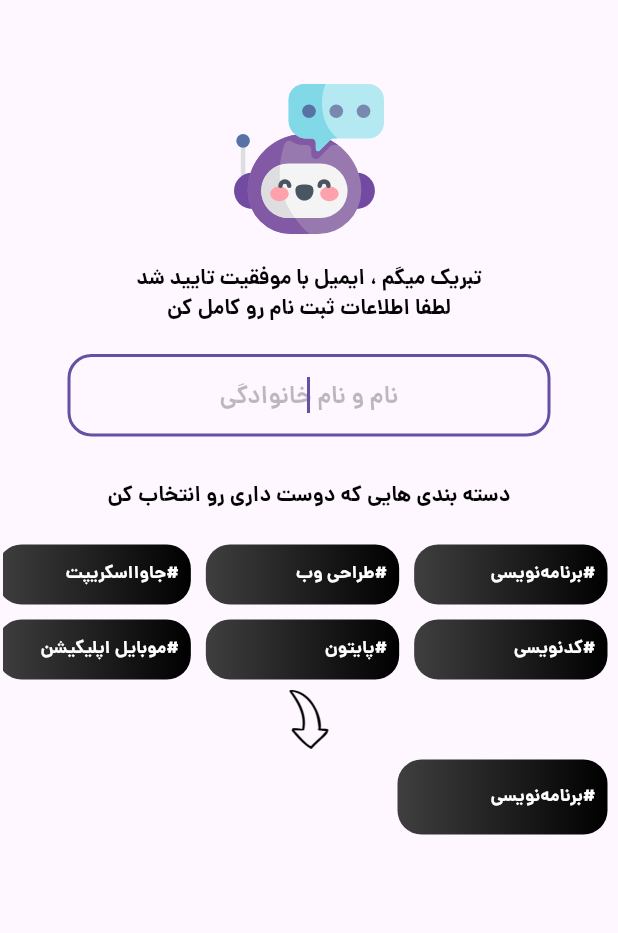
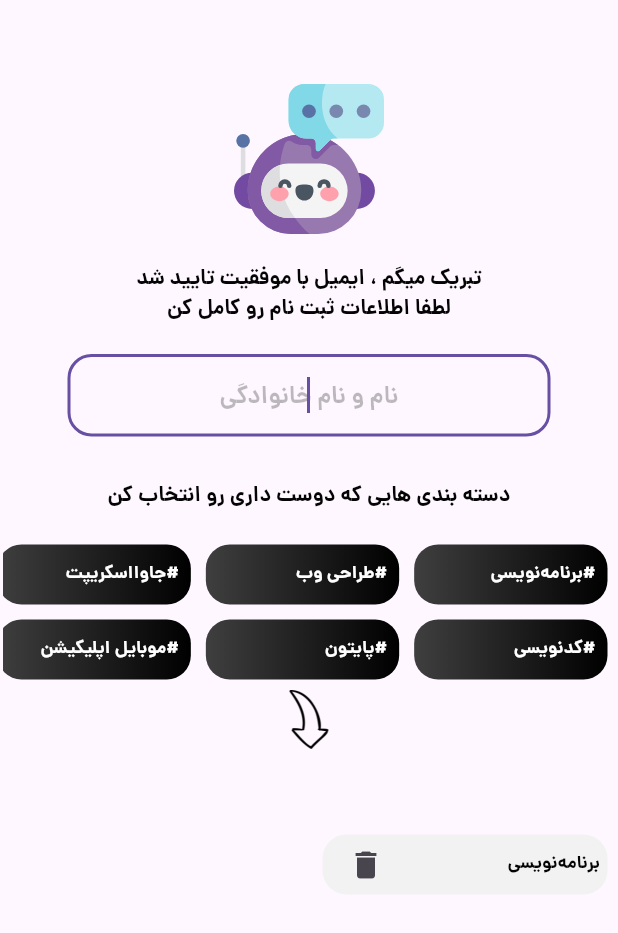
Before and after one commit to Silentcry16/techblog, a Flutter app: the screen it shows after launch, after a tap on "برنامه‌نویسی", on a phone screen of 412 x 824 dp. Shown: the top 933 px of the screen. Run offline on Flutter 3.47's test engine with Material 2 defaults, Android fonts, the phone set to English and light mode, and no system bars; our stand-ins replace flutter_spinkit, flutter_svg, get, validators.

Commit message:
feat: removing selected categories, applied

```diff
--- a/lib/view/my_cats.dart
+++ b/lib/view/my_cats.dart
@@ -1,5 +1,6 @@
 import 'package:flutter/material.dart';
 import 'package:flutter_svg/flutter_svg.dart';
+import 'package:get/get.dart';
 import 'package:tech_blog/gen/assets.gen.dart';
 import 'package:tech_blog/model/fake_data.dart';
 import 'package:tech_blog/model/hashtag_model.dart';
@@ -94,6 +95,8 @@ class _MyCatsState extends State<MyCats> {
                       return Padding(
                         padding: const EdgeInsets.all(5),
                         child: InkWell(
+                          splashColor: Colors.black,
+                          borderRadius: BorderRadius.circular(16),
                           onTap: () {
                             setState(() {
                               myCats.add(HashtagModel(
@@ -142,18 +145,21 @@ class _MyCatsState extends State<MyCats> {
                 Assets.icons.downCatArrow.path,
                 scale: 3,
               ),
+              const SizedBox(
+                height: 50,
+              ),
               // subtags
               Padding(
                 padding: const EdgeInsets.all(2),
                 child: SizedBox(
-                  height: 60,
+                  height: 100,
                   width: double.infinity,
                   child: GridView.builder(
                     physics: const ClampingScrollPhysics(),
                     gridDelegate:
                         const SliverGridDelegateWithFixedCrossAxisCount(
-                      crossAxisCount: 1,
-                      childAspectRatio: 0.4,
+                      crossAxisCount: 2,
+                      childAspectRatio: 0.25,
                     ),
                     scrollDirection: Axis.horizontal,
                     itemCount: myCats.length,
@@ -163,31 +169,31 @@ class _MyCatsState extends State<MyCats> {
                         child: Container(
                           decoration: BoxDecoration(
                               borderRadius: BorderRadius.circular(16),
-                            gradient: const LinearGradient(
-                                colors: GradientColors.tags,
-                                begin: Alignment.centerRight,
-                                end: Alignment.centerLeft),
-                          ),
+                              color: SolidColors.surface),
                           child: Center(
-                            child: Padding(
-                              padding: const EdgeInsets.all(8.0),
                             child: SizedBox(
                               width: 180,
                               child: Row(
-                                  // mainAxisAlignment: MainAxisAlignment.start,
+                                crossAxisAlignment: CrossAxisAlignment.center,
+                                mainAxisAlignment:
+                                    MainAxisAlignment.spaceBetween,
                                 children: [
-                                    CustomText(
-                                        text: '#',
-                                        size: 12,
-                                        textColor: SolidColors.lightText,
-                                        weight: FontWeight.bold),
                                   CustomText(
                                       text: myCats[index].title,
                                       size: 12,
-                                        textColor: SolidColors.lightText,
+                                      textColor: SolidColors.blackColor,
                                       weight: FontWeight.bold),
+                                  IconButton(
+                                    onPressed: () {
+                                      setState(() {
+                                        myCats.removeAt(index);
+                                      });
+                                    },
+                                    icon: const Icon(
+                                      (Icons.delete),
+                                    ),
+                                  ),
                                 ],
-                                ),
                               ),
                             ),
                           ),
```
Lines whose indentation alone changed are shown as unchanged.
